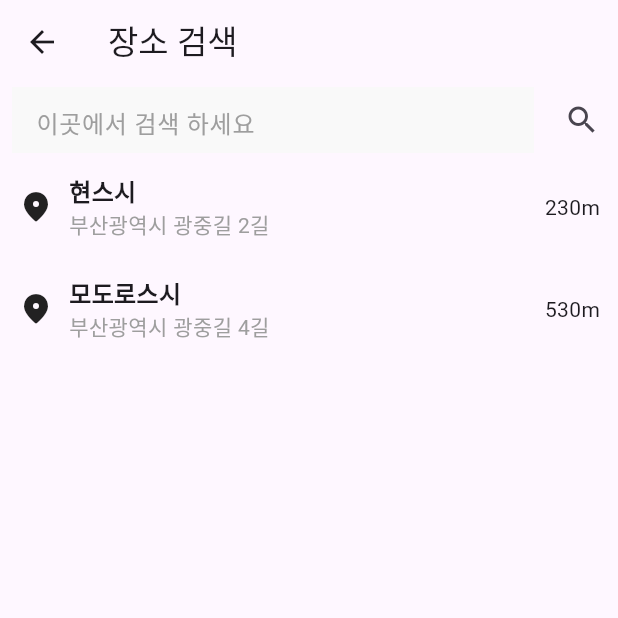
After one commit to KangHuiSoo/my-couple-app, a Flutter app: the PlaceAddScreen screen opened directly, after a tap on "이곳에서 검색 하세요", on a phone screen of 412 x 824 dp, the top half of it. The commit adds this screen. Run offline on Flutter 3.47's test engine with Material 3 defaults, Android fonts, the phone set to English and light mode, and no system bars; our stand-ins replace flutter_svg, font_awesome_flutter, google_maps_flutter, image_picker, table_calendar; Roboto replaces fonts that are missing (Pretendard).

Commit message:
장소추가 프로세스 변경

```diff
--- a/lib/core/ui/component/custom_text_field.dart
+++ b/lib/core/ui/component/custom_text_field.dart
@@ -1,12 +1,18 @@
 import 'package:flutter/material.dart';
 import 'package:my_couple_app/core/constants/colors.dart';
-
 
 class CustomTextField extends StatelessWidget {
   final String hintText;
   final Color? color;
   final bool isBorder;
-  const CustomTextField({super.key, required this.hintText, this.color, this.isBorder = false});
+  final TextEditingController? controller;
+
+  const CustomTextField(
+      {super.key,
+      required this.hintText,
+      this.color,
+      this.isBorder = false,
+      this.controller});
 
   @override
   Widget build(BuildContext context) {
@@ -18,20 +24,21 @@ class CustomTextField extends StatelessWidget {
       width: double.infinity,
       height: 44.0,
       child: TextFormField(
+          controller: controller,
           decoration: InputDecoration(
             hintText: hintText,
             hintStyle: TextStyle(color: Colors.grey),
             filled: true,
-            fillColor: color ?? Colors.grey[100],
+            fillColor: color ?? Color(0xFFF9F9F9),
             // border: InputBorder.none, // 기본 밑줄 없앰
             // focusedBorder: InputBorder.none, // 활성화 상태에서 밑줄 없앰
-            enabledBorder: isBorder ? OutlineInputBorder(
-              borderRadius: BorderRadius.circular(8.0),
-              borderSide: BorderSide(
-                color: Colors.grey,
-                width: 0.5
-              ),
-            ) : InputBorder.none, // 비활성화 상태에서 밑줄 없앰
+            enabledBorder: isBorder
+                ? OutlineInputBorder(
+                    borderRadius: BorderRadius.circular(8.0),
+                    borderSide: BorderSide(color: Colors.grey, width: 0.5),
+                  )
+                : InputBorder.none,
+            // 비활성화 상태에서 밑줄 없앰
             border: OutlineInputBorder(
               borderRadius: BorderRadius.circular(8.0),
               borderSide: BorderSide(
@@ -45,8 +52,7 @@ class CustomTextField extends StatelessWidget {
                 width: 2.0,
               ),
             ),
-          )
-      ),
+          )),
     );
   }
 }
--- a/lib/ui/place/place_add_screen.dart
+++ b/lib/ui/place/place_add_screen.dart
@@ -4,6 +4,7 @@ import 'package:my_couple_app/core/constants/colors.dart';
 import 'package:my_couple_app/core/ui/component/custom_button.dart';
 import 'package:my_couple_app/core/ui/component/custom_text_field.dart';
 import 'package:my_couple_app/core/ui/component/draggable_bar.dart';
+import 'package:my_couple_app/ui/place/place_search_screen.dart';
 
 class PlaceAddScreen extends StatefulWidget {
   const PlaceAddScreen({super.key});
@@ -49,9 +50,36 @@ class _PlaceAddScreenState extends State<PlaceAddScreen> {
                         CameraPosition(target: _center, zoom: 15.0),
                   ),
                   Padding(
-                    padding: const EdgeInsets.all(16.0),
-                    child: CustomTextField(hintText: "장소명", isBorder: true),
-                  ),
+                      padding: const EdgeInsets.all(16.0),
+                      child: GestureDetector(
+                        onTap: (){
+                          Navigator.push(context, MaterialPageRoute(builder: (context)=> PlaceSearchScreen()));
+                        },
+                        child: Container(
+                          height: 44,
+                          width: double.infinity,
+                          decoration: BoxDecoration(
+                              color: Color(0xFFF3F8F9),
+                              borderRadius: BorderRadius.circular(10),
+                              boxShadow: [
+                                BoxShadow(
+                                  color: Colors.grey.withValues(),
+                                  spreadRadius: 2,
+                                  blurRadius: 4,
+                                )
+                              ]),
+                          child: Padding(
+                            padding: const EdgeInsets.all(8.0),
+                            child: Row(
+                              mainAxisAlignment: MainAxisAlignment.spaceBetween,
+                              children: [
+                                Text("이곳에서 검색 하세요"),
+                                Icon(Icons.search)
+                              ],
+                            ),
+                          ),
+                        ),
+                      )),
                   DraggableScrollableSheet(
                       initialChildSize: 0.2,
                       minChildSize: 0.2,
@@ -60,24 +88,19 @@ class _PlaceAddScreenState extends State<PlaceAddScreen> {
                           ScrollController scrollController) {
                         return DecoratedBox(
                           decoration: BoxDecoration(
-                            color: Colors.white,
-                            borderRadius: BorderRadius.vertical(top: Radius.circular(16))
-                          ),
+                              color: Colors.white,
+                              borderRadius: BorderRadius.vertical(
+                                  top: Radius.circular(16))),
                           child: Column(
                             children: [
                               DraggableBar(),
-
                               Expanded(
                                 child: ListView(
                                   padding: EdgeInsets.zero,
                                   controller: scrollController,
-                                  children: [
-
-                                  ],
+                                  children: [],
                                 ),
                               )
-
-
                             ],
                           ),
                         );
--- /dev/null
+++ b/lib/ui/place/place_search_screen.dart
@@ -0,0 +1,80 @@
+import 'package:flutter/material.dart';
+import 'package:my_couple_app/core/ui/component/custom_text_field.dart';
+
+class PlaceSearchScreen extends StatefulWidget {
+  const PlaceSearchScreen({super.key});
+
+  @override
+  State<PlaceSearchScreen> createState() => _PlaceSearchScreenState();
+}
+
+class _PlaceSearchScreenState extends State<PlaceSearchScreen> {
+  TextEditingController searchController = TextEditingController();
+  List<Map<String, dynamic>> places = [
+    {
+      "name": "현스시",
+      "address": "부산광역시 광중길 2길",
+      "distance": "230m"
+    },
+    {
+      "name": "모도로스시",
+      "address": "부산광역시 광중길 4길",
+      "distance": "530m"
+    },
+  ];
+
+  @override
+  Widget build(BuildContext context) {
+    return Scaffold(
+      appBar: AppBar(
+        title: Text('장소 검색'),
+      ),
+      body: Column(
+        children: [
+          Row(
+            children: [
+              Expanded(child: Padding(
+                padding: const EdgeInsets.symmetric(horizontal: 8.0),
+                child: CustomTextField(controller: searchController,
+                  hintText: '이곳에서 검색 하세요',
+                  color: Color(0xFFF9F9F9),),
+              )),
+              IconButton(onPressed: () {}, icon: Icon(Icons.search))
+            ],
+          ),
+
+          Expanded(
+            child: ListView.builder(itemCount:places.length, itemBuilder: (context, index) {
+              Map<String,dynamic> place = places[index];
+              return Padding(
+                padding: const EdgeInsets.all(12.0),
+                child: Row(
+                  mainAxisAlignment: MainAxisAlignment.spaceBetween,
+                  children: [
+                    Icon(Icons.location_on_rounded),
+                    SizedBox(width: 10),
+                    Expanded(
+                      child: Column(
+                        crossAxisAlignment: CrossAxisAlignment.start,
+                        children: [
+                          Text(place["name"], style: TextStyle(
+                            fontWeight: FontWeight.bold,
+                            fontSize: 16.0
+                          ),),
+                          Text(place["address"], style: TextStyle(
+                            color: Colors.grey
+                          ),)
+                        ],
+                      ),
+                    ),
+                    Text(place['distance'])
+                  ],
+                ),
+              );
+            }),
+          )
+        ],
+      ),
+    );
+  }
+}
```
